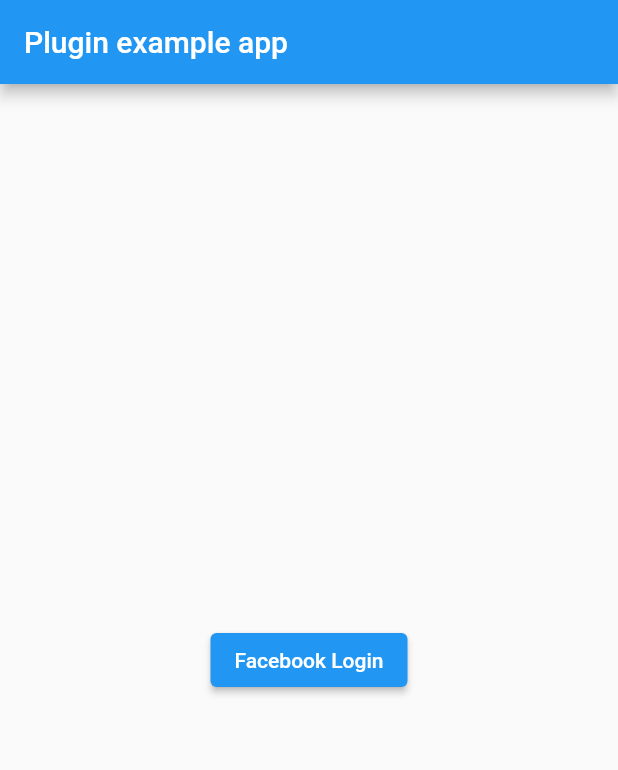
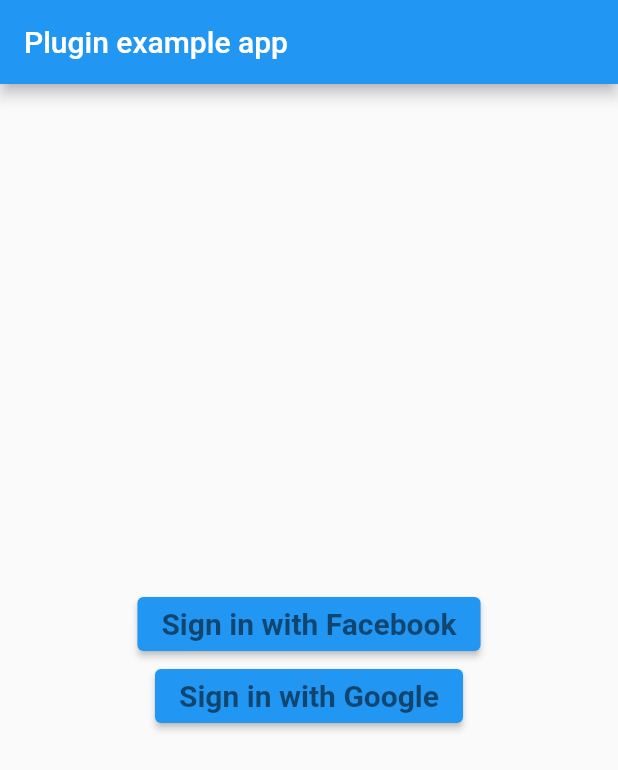
Before and after one commit to Raji48/Flutter_Reusable_Component, a Flutter app: the screen it shows after launch, on a phone screen of 412 x 824 dp. Shown: the top 770 px of the screen. Run offline on Flutter 3.47's test engine with Material 2 defaults, Android fonts, the phone set to English and light mode, and no system bars; our stand-ins replace firebase_auth, firebase_core, google_sign_in; missing offline and left inert: flutter_facebook_auth; accounts and stored records are empty.

Commit message:
Google signin

```diff
--- a/lib/main.dart
+++ b/lib/main.dart
@@ -1,16 +1,17 @@
-
 
 import 'package:firebase_auth/firebase_auth.dart';
 import 'package:firebase_core/firebase_core.dart';
 import 'package:flutter/material.dart';
 import 'package:flutter_facebook_auth/flutter_facebook_auth.dart';
-//import 'package:twitter_login/twitter_login.dart';
+import 'package:google_sign_in/google_sign_in.dart';
+
 
 Future<void>main()async{
   WidgetsFlutterBinding.ensureInitialized();
   await Firebase.initializeApp();
   runApp(MyApp());
 }
+
 // void main(){
 //   runApp(MyApp());
 //
@@ -24,22 +25,11 @@ class MyApp extends StatefulWidget {
 class _MyAppState extends State<MyApp> {
   bool _isLoggedIn=false;
   Map _userObj={};
-
-//Map userData  =
-//{
-// "email" = "dsmr.apps@gmail.com",
-// "id" = 3003332493073668,
-// "name" = "Darwin Morocho",
-// "picture" = {
-// "data" = {
-// "height" = 50,
-// "is_silhouette" = 0,
-// "url" = "https://platform-lookaside.fbsbx.com/platform/profilepic/?asid=3003332493073668",
-// "width" = 50,
-// },
-// }
-//};
-
+  dynamic _user;
+  bool googlelogin=false;
+  String  googleUsername='';
+  String googleUsermail='';
+  Map User={};
 
   @override
   Widget build(BuildContext context) {
@@ -59,8 +49,8 @@ class _MyAppState extends State<MyApp> {
                     //  Image.network("src"),
                   if(_userObj["email"]!=null)Text("user email id:"+_userObj["email"]),//:Text("email not link"),
                     Text("user name :"+_userObj["name"]),
-
                     TextButton(onPressed: (){
+                      signOutFromFacebook();
                       setState(() {
                         _isLoggedIn=false;
                         _userObj={};
@@ -70,12 +60,15 @@ class _MyAppState extends State<MyApp> {
               ):
               Center(
                 child: ElevatedButton(
-                  child: Text("Facebook Login"),
+                  child: Text('Sign in with Facebook',
+                    style: TextStyle(
+                      fontSize: 20,
+                      color: Colors.black54,
+                      fontWeight: FontWeight.w600,
+                    ),),
                   onPressed: (){
-                    //signInWithFacebook();
-                    FacebookAuth.instance.login(
-                      //  permissions: ["email"]
-                    ).then((value){
+                 //    signInWithFacebook();
+                    FacebookAuth.instance.login().then((value){
                       FacebookAuth.instance.getUserData().then((userData){
                         setState(() {
                           print("isloggedtrue");
@@ -88,45 +81,42 @@ class _MyAppState extends State<MyApp> {
                 ),
               ),
             ),
-         /*   TextButton(
-                child: Text('login with facebook'),
-                onPressed: () async {
-                  /*  Future<UserCredential> signInWithFacebook() async {
-                  final LoginResult loginResult = await FacebookAuth.instance.login();
-
-                  // Create a credential from the access token
-                  final OAuthCredential facebookAuthCredential = FacebookAuthProvider
-                      .credential(loginResult.accessToken.token);
-
-                  // Once signed in, return the UserCredential
-                  return FirebaseAuth.instance.signInWithCredential(
-                      facebookAuthCredential);*/
-
-                  await    signInWithFacebook();
-
-                }
-            ),*/
-          /*  Center(
-              child: TextButton(
-                child: Text('login'),
-                style: ButtonStyle(
-                  foregroundColor: MaterialStateProperty.all<Color>(Colors.white),
-                  backgroundColor: MaterialStateProperty.all<Color>(Colors.blueAccent),
-                  minimumSize: MaterialStateProperty.all<Size>(Size(160, 48)),
+            Container(
+              child: googlelogin?Column(
+                  crossAxisAlignment: CrossAxisAlignment.center,
+                  children:[
+                    Text("Username: "+googleUsername),
+                    Text("Usermail: "+googleUsermail),
+                    TextButton(onPressed: (){
+                      setState(() {
+                        googlelogin=false;
+                      });
+                      signOutFromGoogle();
+                    },child:
+                    Text("Logout"))
+                  ]
+              ):
+              Center(
+                child: ElevatedButton(
+                  child: Text('Sign in with Google',
+                    style: TextStyle(
+                      fontSize: 20,
+                      color: Colors.black54,
+                      fontWeight: FontWeight.w600,
+                    ),),
+                  onPressed: (){
+                    signInWithGoogle();
+                  },
                 ),
-                onPressed: () async {
-                  await login();
-                  // await signInWithTwitter();
-                },
               ),
-            ),*/
+            ),
           ],
         ),
       ),
     );
   }
 
- /* Future login() async {
+  /*Future login() async {
     final twitterLogin = TwitterLogin(
       apiKey: 'eA71Q6zMCA923p3TCueR3yij5',
       apiSecretKey: 'WSdEyx3480Rc3RZGn4cgoBUMjW2FQASaLZlxFUr6MBE7moLzNX',
@@ -153,77 +143,85 @@ class _MyAppState extends State<MyApp> {
   }
 */
 
-  Future<Resource?> signInWithFacebook() async {
-    try {
-      final LoginResult result = await FacebookAuth.instance.login();
-      switch (result.status) {
-        case LoginStatus.success:
-          print('====== Login success ======');
-          final AuthCredential facebookCredential =
-          FacebookAuthProvider.credential(result.accessToken!.token);
-          final userCredential =await FirebaseAuth.instance.signInWithCredential(facebookCredential);
-       //   await _auth.signInWithCredential(facebookCredential);
-          return Resource(status: Status.Success);
-        case LoginStatus.cancelled:
-          print('====== Login cancel ======');
-          return Resource(status: Status.Cancelled);
-        case LoginStatus.failed:
-          print('====== Login fail ======');
-          return Resource(status: Status.Error);
-        default:
-          return null;
-      }
-    } on FirebaseAuthException catch (e) {
-      throw e;
+
+ Future<UserCredential> signInWithGoogle() async {
+    // Trigger the authentication flow
+    final GoogleSignInAccount? googleUser = await GoogleSignIn().signIn();  //await GoogleSignIn().signIn();
+
+    // Obtain the auth details from the request
+    final GoogleSignInAuthentication googleAuth = await googleUser!.authentication;
+
+    // Create a new credential
+    final credential = GoogleAuthProvider.credential(
+      accessToken: googleAuth.accessToken,
+      idToken: googleAuth.idToken,
+    );
+
+       var result=await FirebaseAuth.instance.signInWithCredential(credential);
+       _user =result.user;
+
+        googleUsername=_user.displayName.toString();
+        googleUsermail=_user.email.toString();
+        print("username"+googleUsername);
+        print("User Name: ${_user.displayName}");
+        print("User Email ${_user.email}");
+
+    if(_user!=null){
+      setState(() {
+        googlelogin=true;
+      });
     }
+     return _user;
+
   }
-  Future<UserCredential> signInWithFaceboo() async {
-    final LoginResult loginResult = await FacebookAuth.instance.login();
-    // if(loginResult.status==LoginStatus.success){
-    //   AccessToken? mytoken=loginResult.accessToken;
-    //   print("token"+mytoken!.token);
-    // }
 
-    //     permissions : ['email', 'public_profile'],
-    //     loginBehavior : LoginBehavior.dialogOnly
-    // );
-    // permissions: ['email', 'public_profile', 'user_birthday', 'user_friends', 'user_gender', 'user_link']);
-    // ).then((value){
-    //   FacebookAuth.instance.getUserData().then((value){
-    //     setState(() {
-    //       print("isloggedtrue");
-    //       _isLoggedIn=true;
-    //     });
-    //   });
-    //   return value;
-    // });
 
-/*  if (loginResult.status == LoginStatus.success) {
-     userData = await FacebookAuth.i.getUserData(
-      fields: "name,email,picture.width(200),birthday,friends,gender,link",
-    );
-     print("login success");
+
+  // signout
+
+  Future<void> signOutFromGoogle() async{
+    await GoogleSignIn().signOut();
+    await FirebaseAuth.instance.signOut();
+    print("google logout true");
   }
-  if(loginResult.status==LoginStatus.failed){
-    print("login failed");
+
+  Future<void> signOutFromFacebook() async{
+    await FacebookAuth.instance.logOut();
+    await FirebaseAuth.instance.signOut();
+    print(" Facebook logout true");
   }
-  if(loginResult.status==LoginStatus.cancelled){
-    print("login cancel");
-  }*/
 
-    print("token valuee      .......");
-    //   print(loginResult.accessToken!.token);
-    // print(loginResult.accessToken.token);
-    // Create a credential from the access token
-    final OAuthCredential facebookAuthCredential = FacebookAuthProvider.credential(loginResult.accessToken!.token);
 
-    // Once signed in, return the UserCredential
-    return FirebaseAuth.instance.signInWithCredential(facebookAuthCredential);
-  }
+  // Future<Resource?> signInWithFaceboo() async {
+  //   try {
+  //     final LoginResult result = await FacebookAuth.instance.login();
+  //     switch (result.status) {
+  //       case LoginStatus.success:
+  //         print('====== Login success ======');
+  //         final AuthCredential facebookCredential =
+  //         FacebookAuthProvider.credential(result.accessToken!.token);
+  //         final userCredential =await FirebaseAuth.instance.signInWithCredential(facebookCredential);
+  //         //   await _auth.signInWithCredential(facebookCredential);
+  //         return Resource(status: Status.Success);
+  //       case LoginStatus.cancelled:
+  //         print('====== Login cancel ======');
+  //         return Resource(status: Status.Cancelled);
+  //       case LoginStatus.failed:
+  //         print('====== Login fail ======');
+  //         return Resource(status: Status.Error);
+  //       default:
+  //         return null;
+  //     }
+  //   } on FirebaseAuthException catch (e) {
+  //     throw e;
+  //   }
+  // }
+
+
 }
 
+
 class Resource{
-
   final Status status;
   Resource({required this.status});
 }
--- a/pubspec.yaml
+++ b/pubspec.yaml
@@ -30,6 +30,8 @@ dependencies:
   cupertino_icons: ^1.0.2
   flutter_facebook_auth: ^3.5.1
   firebase_auth: ^3.0.2
+  google_sign_in: ^5.0.7
+  cloud_firestore: ^2.5.1
 
 dev_dependencies:
   flutter_test:
@@ -40,7 +42,6 @@ dev_dependencies:
 
 # The following section is specific to Flutter.
 flutter:
-
   # The following line ensures that the Material Icons font is
   # included with your application, so that you can use the icons in
   # the material Icons class.
```
Also changed, not shown: pubspec.lock, 2 other files.
